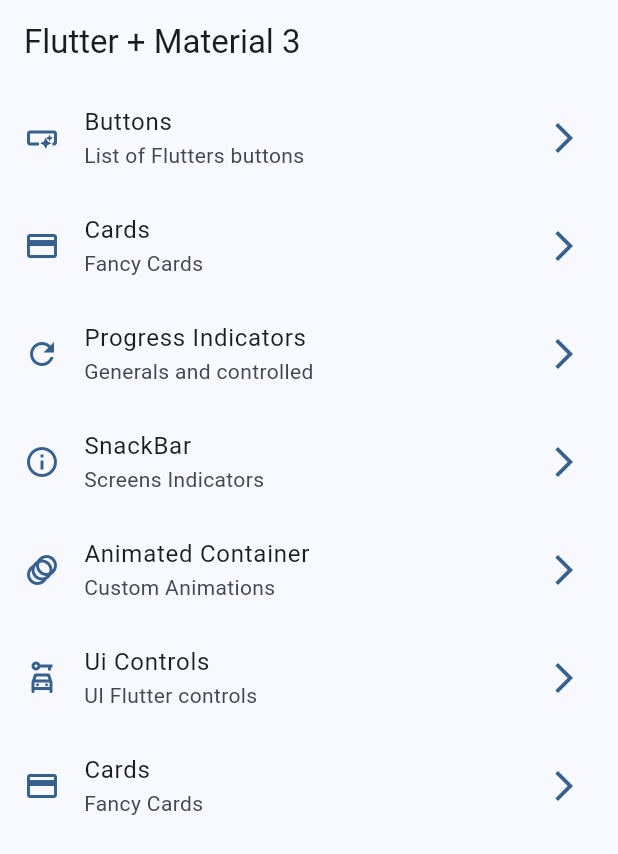
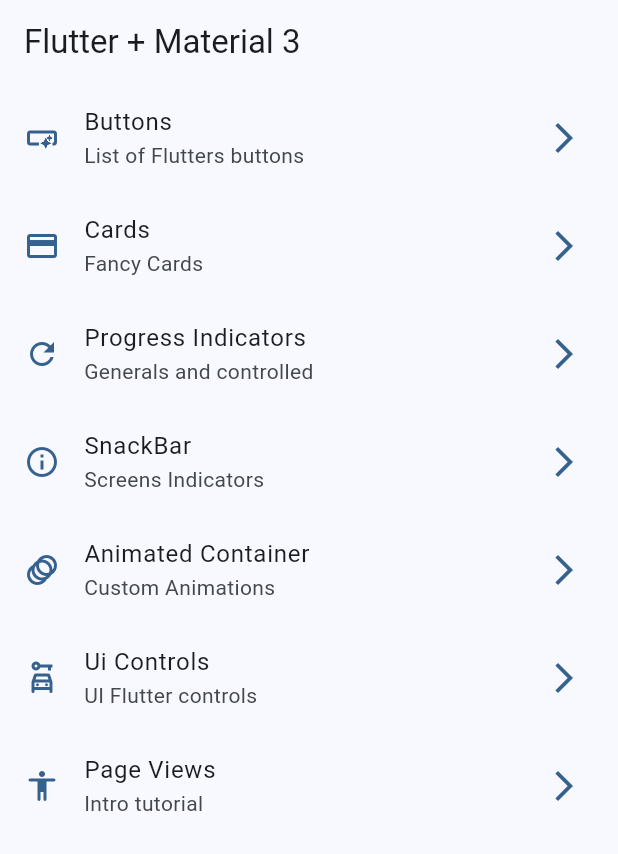
Before and after one commit to pablin202/widgets_app_flutter, a Flutter app: the screen it shows after launch, on a phone screen of 412 x 824 dp. Shown: the top 854 px of the screen. Run offline on Flutter 3.47's test engine with Material 2 defaults, Android fonts, the phone set to English and light mode, and no system bars; our stand-ins replace cached_network_image, go_router.

Commit message:
images added

```diff
--- a/lib/config/menu/menu_items.dart
+++ b/lib/config/menu/menu_items.dart
@@ -45,8 +45,8 @@ const appMenuItems = <MenuItem>[
       link: '/controls',
       icon: Icons.car_rental_outlined),
   MenuItem(
-      title: 'Cards',
-      subTitle: 'Fancy Cards',
-      link: '/cards',
-      icon: Icons.credit_card)
+      title: 'Page Views',
+      subTitle: 'Intro tutorial',
+      link: '/tutorial',
+      icon: Icons.accessibility_rounded)
 ];
--- a/pubspec.yaml
+++ b/pubspec.yaml
@@ -90,3 +90,5 @@ flutter:
   #
   # For details regarding fonts from package dependencies,
   # see https://flutter.dev/custom-fonts/#from-packages
+assets:
+  - assets/images/
```
Also changed, not shown: assets/images/1.png (added), assets/images/2.png (added), assets/images/3.png (added), assets/images/jar-loading.gif (added).
